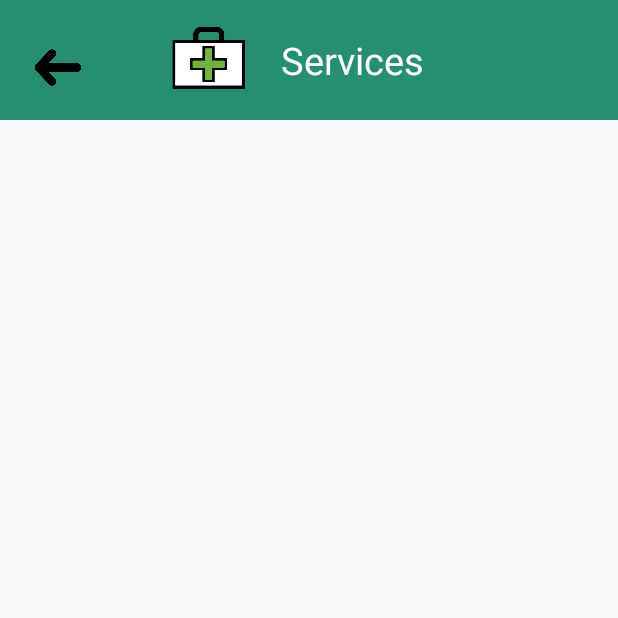
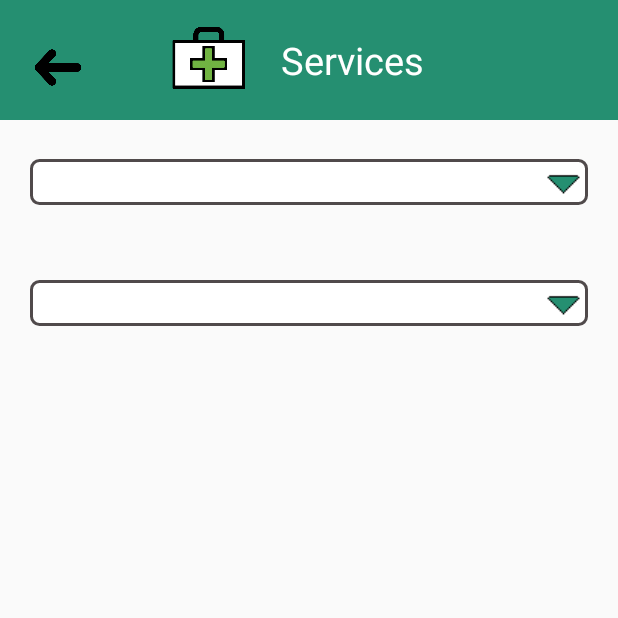
Before and after one commit to erodedpretzel/ProHealth2, an Android app: the ServicesActivity screen opened directly, with no data from a screen before it, on a phone screen of 412 x 824 dp, the top half of it. Run offline under Robolectric (Android 15) with nearby library versions, the phone set to English and light mode, and no system bars.

```diff
--- a/app/src/main/java/vpchc/prohealth/ProvidersActivity.java
+++ b/app/src/main/java/vpchc/prohealth/ProvidersActivity.java
@@ -85,8 +85,7 @@ public class ProvidersActivity extends AppCompatActivity {
         spinnerProviderType.setAdapter(adapterProviderType);
 
         SharedPreferences pref = getSharedPreferences("prefLocation", MODE_PRIVATE);
-        int locationPref = pref.getInt("prefLocation", 2);
-        Log.d("myApp2","Preferred location outside activity: " + locationPref);
+        int locationPref = pref.getInt("prefLocation", 0);
 
         spinnerProviderLocations.setSelection(locationPref);
 
@@ -221,10 +220,8 @@ public class ProvidersActivity extends AppCompatActivity {
         for(i=0;i<numberOfProviders;i++){
             if(temp[count+locationIndex]== "1"){
                 replaceTextString = "providersText" + foundCount++;
-                Log.w("myApp", "replacestring = " + replaceTextString);
                 replaceTextId = getResources().getIdentifier(replaceTextString, "id", getPackageName());
                 TextView tempText = (TextView) providersDialog.findViewById(replaceTextId);
-                Log.w("myApp", "providerfound = " + temp[count]);
                 tempText.setText(temp[count]);
             }
             count+=7;
--- a/app/src/main/java/vpchc/prohealth/ServicesActivity.java
+++ b/app/src/main/java/vpchc/prohealth/ServicesActivity.java
@@ -3,8 +3,18 @@ package vpchc.prohealth;
 import android.support.v7.app.AppCompatActivity;
 import android.os.Bundle;
 import android.support.v7.widget.Toolbar;
+import android.view.View;
+import android.widget.ArrayAdapter;
+import android.widget.ImageView;
+import android.widget.Spinner;
 
 public class ServicesActivity extends AppCompatActivity {
+
+    private static final String[]locations = {"Select a location", "Bloomingdale", "Cayuga",
+            "Clinton", "Crawfordsville", "Terre Haute"};
+
+    private Spinner spinnerServicesLocations;
+    private Spinner spinnerServicesCategory;
 
     @Override
     protected void onCreate(Bundle savedInstanceState) {
@@ -12,5 +22,34 @@ public class ServicesActivity extends AppCompatActivity {
         setContentView(R.layout.activity_services);
         Toolbar toolbar = (Toolbar) findViewById(R.id.toolbar);
         setSupportActionBar(toolbar);
+
+        View buttonBack = findViewById(R.id.servicesBackButton);
+        buttonBack.setOnClickListener(servicesListener);
+
+//        spinnerServicesLocations = (Spinner)findViewById(R.id.spinnerServicesLocations);
+//        ArrayAdapter<String> adapterFormsLocations = new ArrayAdapter<String>(FormsActivity.this,
+//                R.layout.fancy_spinner_item,locations);
+//        adapterFormsLocations.setDropDownViewResource(R.layout.fancy_spinner_dropdown);
+//        spinnerFormsLocations.setAdapter(adapterFormsLocations);
+//
+//        spinnerFormsLocations = (Spinner)findViewById(R.id.spinnerFormsLocations);
+//        ArrayAdapter<String> adapterFormsLocations = new ArrayAdapter<String>(FormsActivity.this,
+//                R.layout.fancy_spinner_item,locations);
+//        adapterFormsLocations.setDropDownViewResource(R.layout.fancy_spinner_dropdown);
+//        spinnerFormsLocations.setAdapter(adapterFormsLocations);
     }
+
+    private View.OnClickListener servicesListener = new View.OnClickListener() {
+        public void onClick(View v) {
+            switch (v.getId()) {
+                case R.id.servicesBackButton:
+                    finish();
+                    ImageView backButton = (ImageView) findViewById(R.id.servicesBackButton);
+                    backButton.setImageResource(R.drawable.back_arrow_on);
+                    break;
+                default:
+                    break;
+            }
+        }
+    };
 }
--- a/app/src/main/res/layout/content_forms.xml
+++ b/app/src/main/res/layout/content_forms.xml
@@ -1,6 +1,5 @@
 <?xml version="1.0" encoding="utf-8"?>
 <RelativeLayout xmlns:android="http://schemas.android.com/apk/res/android"
-    xmlns:app="http://schemas.android.com/apk/res-auto"
     xmlns:tools="http://schemas.android.com/tools"
     xmlns:grid="http://schemas.android.com/apk/res-auto"
     android:layout_width="match_parent"
@@ -9,7 +8,7 @@
     android:paddingLeft="@dimen/activity_horizontal_margin"
     android:paddingRight="@dimen/activity_horizontal_margin"
     android:paddingTop="@dimen/activity_vertical_margin"
-    app:layout_behavior="@string/appbar_scrolling_view_behavior"
+    grid:layout_behavior="@string/appbar_scrolling_view_behavior"
     tools:context="vpchc.prohealth.FormsActivity"
     tools:showIn="@layout/activity_forms">
     <android.support.v7.widget.GridLayout
--- a/app/src/main/res/layout/content_services.xml
+++ b/app/src/main/res/layout/content_services.xml
@@ -1,6 +1,37 @@
 <?xml version="1.0" encoding="utf-8"?>
 <LinearLayout xmlns:android="http://schemas.android.com/apk/res/android"
-    android:orientation="vertical" android:layout_width="match_parent"
-    android:layout_height="match_parent">
+    xmlns:grid="http://schemas.android.com/apk/res-auto"
+    xmlns:tools="http://schemas.android.com/tools"
+    android:layout_width="match_parent"
+    android:layout_height="match_parent"
+    android:paddingBottom="@dimen/activity_vertical_margin"
+    android:paddingLeft="@dimen/activity_horizontal_margin"
+    android:paddingRight="@dimen/activity_horizontal_margin"
+    android:paddingTop="@dimen/activity_vertical_margin"
+    tools:context="vpchc.prohealth.ServicesActivity"
+    tools:showIn="@layout/activity_services">
+    <android.support.v7.widget.GridLayout
+        android:layout_width="match_parent"
+        android:layout_height="match_parent"
+        grid:columnCount="1"
+        grid:rowCount="2"
+        grid:orientation="horizontal"
+        android:layout_marginTop="90dp"
+        android:id="@+id/homeGrid">
+
+        <Spinner
+            android:id="@+id/spinnerServicesLocations"
+            style="@style/fancySpinnerDropDown"
+            android:layout_width="match_parent"
+            android:layout_height="wrap_content"
+            android:layout_marginBottom="50dp"/>
+
+        <Spinner
+            android:id="@+id/spinnerServicesType"
+            style="@style/fancySpinnerDropDown"
+            android:layout_width="match_parent"
+            android:layout_height="wrap_content" />
+
+    </android.support.v7.widget.GridLayout>
 
 </LinearLayout>
```
Also changed, not shown: app/src/main/java/vpchc/prohealth/FormsActivity.java (+14 -1 lines), app/src/main/java/vpchc/prohealth/LocationsActivity.java (+14 -1 lines), app/src/main/java/vpchc/prohealth/LocationsPreferenceActivity.java (+7 -2 lines).
